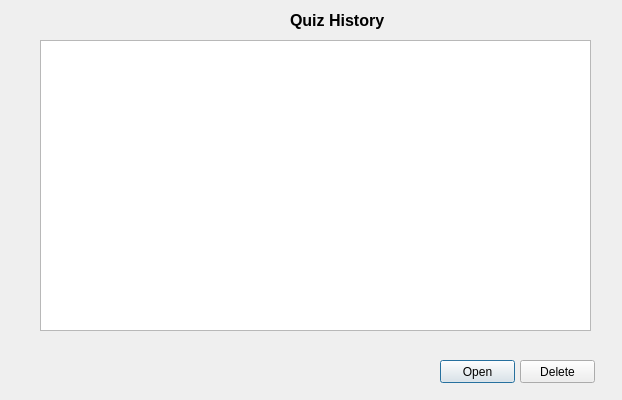
The window that InstaGrader/quizhistorywindow.ui (AcademyAutograder/Autograder-0.1) describes before a commit, drawn with Qt 5.
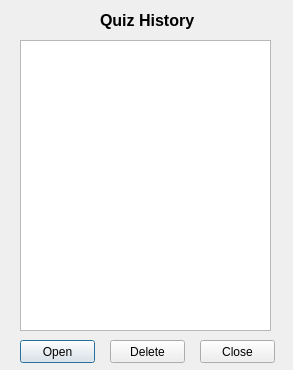
The same window after the commit.

Diff of the .ui file:
```diff
--- a/InstaGrader/quizhistorywindow.ui
+++ b/InstaGrader/quizhistorywindow.ui
@@ -6,8 +6,8 @@
    <rect>
     <x>0</x>
     <y>0</y>
-    <width>622</width>
-    <height>400</height>
+    <width>293</width>
+    <height>370</height>
    </rect>
   </property>
   <property name="windowTitle">
@@ -16,7 +16,7 @@
   <widget class="QLabel" name="label">
    <property name="geometry">
     <rect>
-     <x>290</x>
+     <x>100</x>
      <y>10</y>
      <width>101</width>
      <height>21</height>
@@ -36,9 +36,9 @@
   <widget class="QListView" name="listView">
    <property name="geometry">
     <rect>
-     <x>40</x>
+     <x>20</x>
      <y>40</y>
-     <width>551</width>
+     <width>251</width>
      <height>291</height>
     </rect>
    </property>
@@ -46,8 +46,8 @@
   <widget class="QPushButton" name="openpushButton">
    <property name="geometry">
     <rect>
-     <x>440</x>
-     <y>360</y>
+     <x>20</x>
+     <y>340</y>
      <width>75</width>
      <height>23</height>
     </rect>
@@ -59,8 +59,8 @@
   <widget class="QPushButton" name="deletepushButton">
    <property name="geometry">
     <rect>
-     <x>520</x>
-     <y>360</y>
+     <x>110</x>
+     <y>340</y>
      <width>75</width>
      <height>23</height>
     </rect>
@@ -69,6 +69,19 @@
     <string>Delete</string>
    </property>
   </widget>
+  <widget class="QPushButton" name="CreateQuizCancelbutton">
+   <property name="geometry">
+    <rect>
+     <x>200</x>
+     <y>340</y>
+     <width>75</width>
+     <height>23</height>
+    </rect>
+   </property>
+   <property name="text">
+    <string>Close</string>
+   </property>
+  </widget>
  </widget>
  <resources/>
  <connections/>
```
